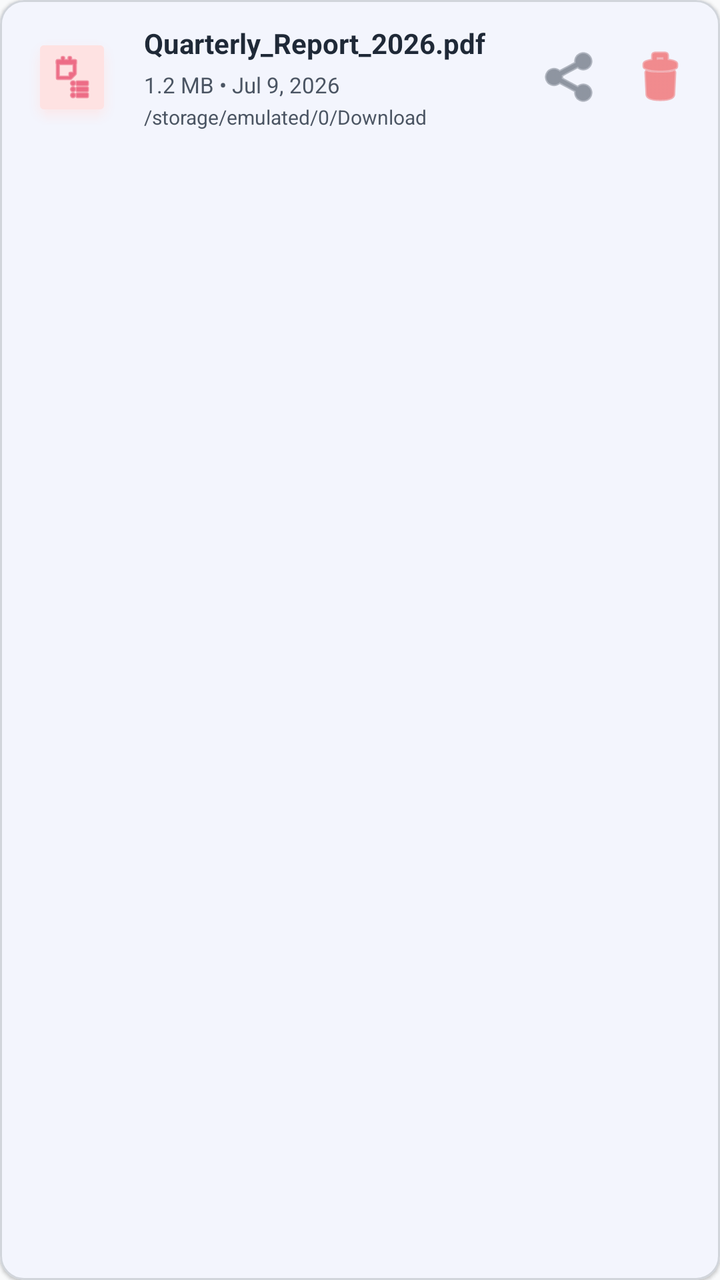
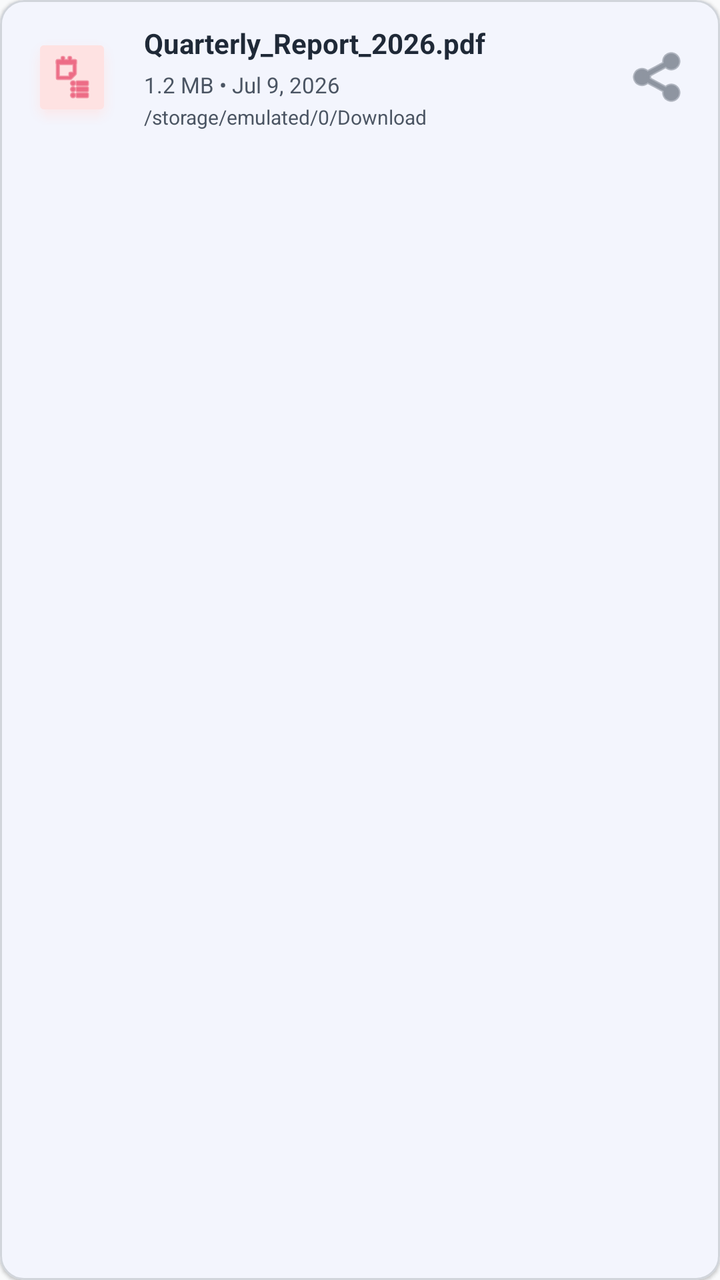

Screens rendered from an Android XML layout before and after an edit, with the pre-edit source and the edit as a unified diff.
<!-- AndroidManifest.xml: application theme Theme.PDFUtilityTools -->
<!-- res/layout/item_discovered_pdf.xml -->
<?xml version="1.0" encoding="utf-8"?>
<com.google.android.material.card.MaterialCardView xmlns:android="http://schemas.android.com/apk/res/android"
    xmlns:app="http://schemas.android.com/apk/res-auto"
    android:id="@+id/card_discovered_pdf"
    android:layout_width="match_parent"
    android:layout_height="wrap_content"
    android:layout_marginHorizontal="4dp"
    android:layout_marginVertical="6dp"
    app:cardCornerRadius="12dp"
    app:cardElevation="1dp"
    app:cardBackgroundColor="@color/surface"
    app:strokeColor="@color/outline"
    app:strokeWidth="1dp"
    android:clickable="true"
    android:focusable="true">

    <LinearLayout
        android:layout_width="match_parent"
        android:layout_height="wrap_content"
        android:orientation="horizontal"
        android:gravity="center_vertical"
        android:padding="12dp">

        
        <FrameLayout
            android:id="@+id/fl_discovered_icon_bg"
            android:layout_width="48dp"
            android:layout_height="48dp"
            android:background="@android:drawable/dialog_holo_light_frame"
            android:backgroundTint="#FFFEE2E2"
            android:layout_marginEnd="12dp">

            <ImageView
                android:id="@+id/iv_discovered_icon"
                android:layout_width="24dp"
                android:layout_height="24dp"
                android:layout_gravity="center"
                android:src="@android:drawable/ic_menu_agenda"
                app:tint="#FFE11D48" />
        </FrameLayout>

        
        <LinearLayout
            android:layout_width="0dp"
            android:layout_height="wrap_content"
            android:layout_weight="1"
            android:orientation="vertical">

            <TextView
                android:id="@+id/tv_discovered_name"
                android:layout_width="match_parent"
                android:layout_height="wrap_content"
                android:text="Quarterly_Report_2026.pdf"
                android:textSize="14sp"
                android:textStyle="bold"
                android:textColor="@color/on_surface"
                android:maxLines="1"
                android:ellipsize="end" />

            <LinearLayout
                android:layout_width="match_parent"
                android:layout_height="wrap_content"
                android:orientation="horizontal"
                android:layout_marginTop="4dp"
                android:gravity="center_vertical">

                <TextView
                    android:id="@+id/tv_discovered_size"
                    android:layout_width="wrap_content"
                    android:layout_height="wrap_content"
                    android:text="1.2 MB"
                    android:textSize="11sp"
                    android:textColor="@color/on_surface_variant" />

                <TextView
                    android:layout_width="wrap_content"
                    android:layout_height="wrap_content"
                    android:text=" • "
                    android:textSize="11sp"
                    android:textColor="@color/on_surface_variant" />

                <TextView
                    android:id="@+id/tv_discovered_date"
                    android:layout_width="wrap_content"
                    android:layout_height="wrap_content"
                    android:text="Jul 9, 2026"
                    android:textSize="11sp"
                    android:textColor="@color/on_surface_variant" />
            </LinearLayout>

            <TextView
                android:id="@+id/tv_discovered_path"
                android:layout_width="match_parent"
                android:layout_height="wrap_content"
                android:layout_marginTop="2dp"
                android:text="/storage/emulated/0/Download"
                android:textSize="10sp"
                android:textColor="@color/on_surface_variant"
                android:maxLines="1"
                android:ellipsize="start" />
        </LinearLayout>

        
        <ImageButton
            android:id="@+id/btn_discovered_share"
            android:layout_width="36dp"
            android:layout_height="36dp"
            android:background="?attr/selectableItemBackgroundBorderless"
            android:src="@android:drawable/ic_menu_share"
            android:contentDescription="Share file"
            app:tint="@color/on_surface_variant"
            android:layout_marginStart="8dp" />

        
        <ImageButton
            android:id="@+id/btn_discovered_delete"
            android:layout_width="36dp"
            android:layout_height="36dp"
            android:background="?attr/selectableItemBackgroundBorderless"
            android:src="@android:drawable/ic_menu_delete"
            android:contentDescription="Delete file"
            app:tint="@color/error"
            android:layout_marginStart="8dp" />
    </LinearLayout>
</com.google.android.material.card.MaterialCardView>
<!-- resources referenced by this layout -->
<resources>
  <color name="error">#EF4444</color>
  <color name="on_surface">#1F2937</color>
  <color name="on_surface_variant">#4B5563</color>
  <color name="outline">#D1D5DB</color>
  <color name="surface">#FFFFFF</color>
  <style name="Theme.PDFUtilityTools" parent="Theme.Material3.DayNight.NoActionBar">
          <item name="colorPrimary">@color/primary</item>
          <item name="colorPrimaryContainer">@color/primary_container</item>
          <item name="colorOnPrimary">@color/on_primary</item>
          <item name="android:windowBackground">@color/background</item>
          <item name="colorSurface">@color/surface</item>
          <item name="colorOnSurface">@color/on_surface</item>
          <item name="colorOnSurfaceVariant">@color/on_surface_variant</item>
          <item name="colorOutline">@color/outline</item>
          <item name="colorError">@color/error</item>
      </style>
  <color name="primary">#1D4ED8</color>
  <color name="primary_container">#DBEAFE</color>
  <color name="on_primary">#FFFFFF</color>
  <color name="background">#F9FAFB</color>
</resources>

<!-- the commit's change to res/layout/item_discovered_pdf.xml (unified diff, before → after) -->
@@ -111,15 +111,6 @@
             app:tint="@color/on_surface_variant"
             android:layout_marginStart="8dp" />
 
-        
-        <ImageButton
-            android:id="@+id/btn_discovered_delete"
-            android:layout_width="36dp"
-            android:layout_height="36dp"
-            android:background="?attr/selectableItemBackgroundBorderless"
-            android:src="@android:drawable/ic_menu_delete"
-            android:contentDescription="Delete file"
-            app:tint="@color/error"
-            android:layout_marginStart="8dp" />
+
     </LinearLayout>
 </com.google.android.material.card.MaterialCardView>
<!-- resource entries referenced after the edit -->
@@ -1,6 +1,5 @@
 <!-- resources referenced by this layout -->
 <resources>
-  <color name="error">#EF4444</color>
   <color name="on_surface">#1F2937</color>
   <color name="on_surface_variant">#4B5563</color>
   <color name="outline">#D1D5DB</color>
@@ -20,5 +19,6 @@
   <color name="primary_container">#DBEAFE</color>
   <color name="on_primary">#FFFFFF</color>
   <color name="background">#F9FAFB</color>
+  <color name="error">#EF4444</color>
 </resources>
 
